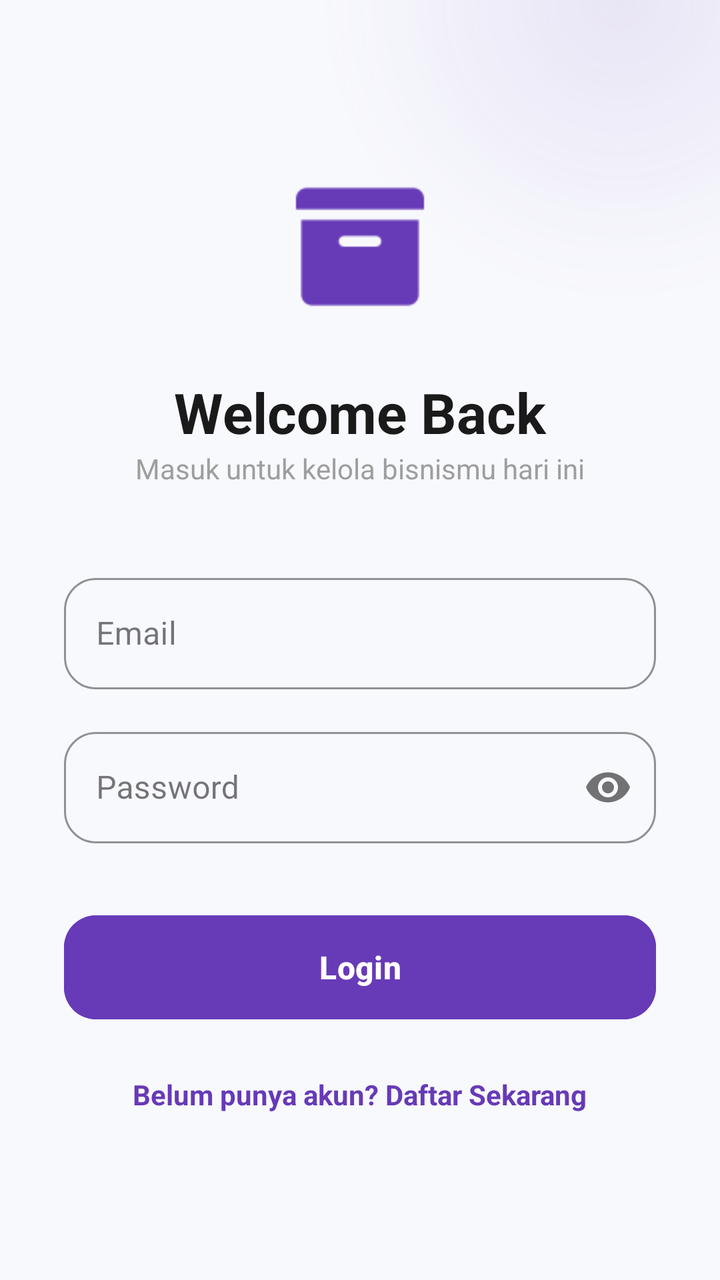
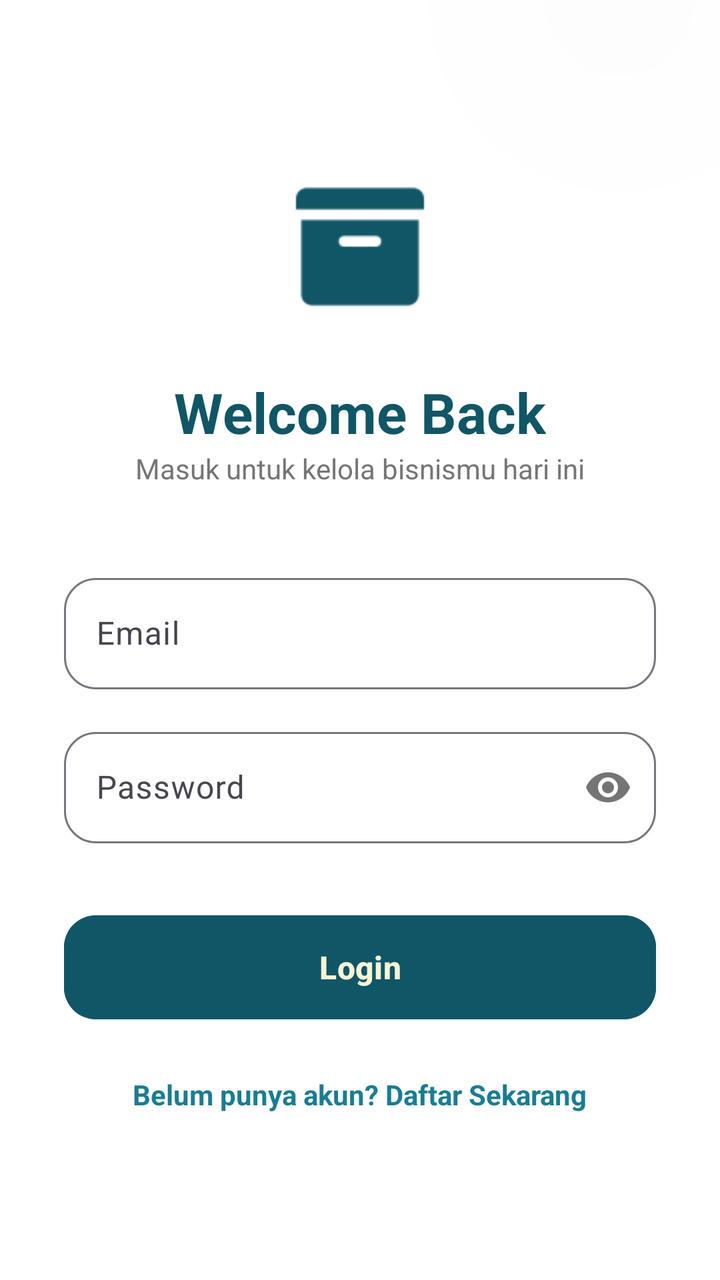

The first picture is an Android layout as it rendered before a commit; the second is the same layout after the commit. The layout source and the unified diff follow.
<!-- AndroidManifest.xml: application theme Theme.Penjualan -->
<!-- res/layout/activity_login.xml -->
<?xml version="1.0" encoding="utf-8"?>
<androidx.constraintlayout.widget.ConstraintLayout xmlns:android="http://schemas.android.com/apk/res/android"
    xmlns:app="http://schemas.android.com/apk/res-auto"
    android:layout_width="match_parent"
    android:layout_height="match_parent"
    android:background="#F8F9FD">

    <View
        android:layout_width="300dp"
        android:layout_height="300dp"
        android:layout_marginTop="-150dp"
        android:layout_marginEnd="-100dp"
        android:background="@drawable/bg_circle_gradient"
        app:layout_constraintEnd_toEndOf="parent"
        app:layout_constraintTop_toTopOf="parent" />

    <LinearLayout
        android:layout_width="match_parent"
        android:layout_height="wrap_content"
        android:gravity="center"
        android:orientation="vertical"
        android:padding="32dp"
        app:layout_constraintBottom_toBottomOf="parent"
        app:layout_constraintTop_toTopOf="parent">

        <ImageView
            android:layout_width="80dp"
            android:layout_height="80dp"
            android:src="@drawable/ic_produk"
            app:tint="#673AB7" />

        <TextView
            android:layout_width="wrap_content"
            android:layout_height="wrap_content"
            android:layout_marginTop="24dp"
            android:text="Welcome Back"
            android:textColor="#1A1A1A"
            android:textSize="28sp"
            android:textStyle="bold" />

        <TextView
            android:layout_width="wrap_content"
            android:layout_height="wrap_content"
            android:text="Masuk untuk kelola bisnismu hari ini"
            android:textColor="#9E9E9E"
            android:textSize="14sp" />

        <Space
            android:layout_width="match_parent"
            android:layout_height="40dp" />

        <com.google.android.material.textfield.TextInputLayout
            style="@style/Widget.MaterialComponents.TextInputLayout.OutlinedBox"
            android:layout_width="match_parent"
            android:layout_height="wrap_content"
            app:boxCornerRadiusBottomEnd="16dp"
            app:boxCornerRadiusBottomStart="16dp"
            app:boxCornerRadiusTopEnd="16dp"
            app:boxCornerRadiusTopStart="16dp"
            app:boxStrokeColor="#673AB7"
            app:hintTextColor="#673AB7"
            android:hint="Email">

            <com.google.android.material.textfield.TextInputEditText
                android:id="@+id/etEmailLogin"
                android:layout_width="match_parent"
                android:layout_height="wrap_content"
                android:inputType="textEmailAddress" />
        </com.google.android.material.textfield.TextInputLayout>

        <com.google.android.material.textfield.TextInputLayout
            style="@style/Widget.MaterialComponents.TextInputLayout.OutlinedBox"
            android:layout_width="match_parent"
            android:layout_height="wrap_content"
            android:layout_marginTop="16dp"
            app:boxCornerRadiusBottomEnd="16dp"
            app:boxCornerRadiusBottomStart="16dp"
            app:boxCornerRadiusTopEnd="16dp"
            app:boxCornerRadiusTopStart="16dp"
            app:boxStrokeColor="#673AB7"
            app:hintTextColor="#673AB7"
            app:passwordToggleEnabled="true"
            android:hint="Password">

            <com.google.android.material.textfield.TextInputEditText
                android:id="@+id/etPassLogin"
                android:layout_width="match_parent"
                android:layout_height="wrap_content"
                android:inputType="textPassword" />
        </com.google.android.material.textfield.TextInputLayout>

        <com.google.android.material.button.MaterialButton
            android:id="@+id/btnLogin"
            android:layout_width="match_parent"
            android:layout_height="60dp"
            android:layout_marginTop="32dp"
            android:text="Login"
            android:textAllCaps="false"
            android:textSize="16sp"
            android:textStyle="bold"
            app:cornerRadius="16dp"
            android:backgroundTint="#673AB7"
            app:elevation="4dp" />

        <TextView
            android:id="@+id/btnKeDaftar"
            android:layout_width="wrap_content"
            android:layout_height="wrap_content"
            android:layout_marginTop="24dp"
            android:text="Belum punya akun? Daftar Sekarang"
            android:textColor="#673AB7"
            android:textStyle="bold" />

    </LinearLayout>
</androidx.constraintlayout.widget.ConstraintLayout>
<!-- resources referenced by this layout -->
<resources>
  <!-- drawable bg_circle_gradient (drawable) -->
  <?xml version="1.0" encoding="utf-8"?>
  <shape xmlns:android="http://schemas.android.com/apk/res/android"
      android:shape="oval">
      <gradient
          android:startColor="#1A673AB7"
          android:endColor="#00673AB7"
          android:type="radial"
          android:gradientRadius="150dp" />
  </shape>
  <!-- drawable ic_produk: png bitmap (drawable, 731 bytes) -->
  <style name="Theme.Penjualan" parent="Base.Theme.Penjualan" />
  <style name="Base.Theme.Penjualan" parent="Theme.Material3.DayNight.NoActionBar">
          
          
      </style>
</resources>

<!-- the commit's change to res/layout/activity_login.xml (unified diff, before → after) -->
@@ -3,7 +3,7 @@
     xmlns:app="http://schemas.android.com/apk/res-auto"
     android:layout_width="match_parent"
     android:layout_height="match_parent"
-    android:background="#F8F9FD">
+    android:background="@color/white">
 
     <View
         android:layout_width="300dp"
@@ -11,6 +11,7 @@
         android:layout_marginTop="-150dp"
         android:layout_marginEnd="-100dp"
         android:background="@drawable/bg_circle_gradient"
+        android:alpha="0.1"
         app:layout_constraintEnd_toEndOf="parent"
         app:layout_constraintTop_toTopOf="parent" />
 
@@ -27,14 +28,14 @@
             android:layout_width="80dp"
             android:layout_height="80dp"
             android:src="@drawable/ic_produk"
-            app:tint="#673AB7" />
+            app:tint="@color/teal_deep" />
 
         <TextView
             android:layout_width="wrap_content"
             android:layout_height="wrap_content"
             android:layout_marginTop="24dp"
             android:text="Welcome Back"
-            android:textColor="#1A1A1A"
+            android:textColor="@color/teal_deep"
             android:textSize="28sp"
             android:textStyle="bold" />
 
@@ -42,7 +43,7 @@
             android:layout_width="wrap_content"
             android:layout_height="wrap_content"
             android:text="Masuk untuk kelola bisnismu hari ini"
-            android:textColor="#9E9E9E"
+            android:textColor="#757575"
             android:textSize="14sp" />
 
         <Space
@@ -50,15 +51,13 @@
             android:layout_height="40dp" />
 
         <com.google.android.material.textfield.TextInputLayout
-            style="@style/Widget.MaterialComponents.TextInputLayout.OutlinedBox"
+            style="@style/Widget.Material3.TextInputLayout.OutlinedBox"
             android:layout_width="match_parent"
             android:layout_height="wrap_content"
             app:boxCornerRadiusBottomEnd="16dp"
             app:boxCornerRadiusBottomStart="16dp"
             app:boxCornerRadiusTopEnd="16dp"
             app:boxCornerRadiusTopStart="16dp"
-            app:boxStrokeColor="#673AB7"
-            app:hintTextColor="#673AB7"
             android:hint="Email">
 
             <com.google.android.material.textfield.TextInputEditText
@@ -69,7 +68,7 @@
         </com.google.android.material.textfield.TextInputLayout>
 
         <com.google.android.material.textfield.TextInputLayout
-            style="@style/Widget.MaterialComponents.TextInputLayout.OutlinedBox"
+            style="@style/Widget.Material3.TextInputLayout.OutlinedBox"
             android:layout_width="match_parent"
             android:layout_height="wrap_content"
             android:layout_marginTop="16dp"
@@ -77,8 +76,6 @@
             app:boxCornerRadiusBottomStart="16dp"
             app:boxCornerRadiusTopEnd="16dp"
             app:boxCornerRadiusTopStart="16dp"
-            app:boxStrokeColor="#673AB7"
-            app:hintTextColor="#673AB7"
             app:passwordToggleEnabled="true"
             android:hint="Password">
 
@@ -99,7 +96,8 @@
             android:textSize="16sp"
             android:textStyle="bold"
             app:cornerRadius="16dp"
-            android:backgroundTint="#673AB7"
+            android:backgroundTint="@color/teal_deep"
+            android:textColor="@color/cream"
             app:elevation="4dp" />
 
         <TextView
@@ -108,7 +106,7 @@
             android:layout_height="wrap_content"
             android:layout_marginTop="24dp"
             android:text="Belum punya akun? Daftar Sekarang"
-            android:textColor="#673AB7"
+            android:textColor="@color/teal_light"
             android:textStyle="bold" />
 
     </LinearLayout>
<!-- resource entries referenced after the edit -->
@@ -1,5 +1,9 @@
 <!-- resources referenced by this layout -->
 <resources>
+  <color name="cream">#F7F4D5</color>
+  <color name="teal_deep">#105666</color>
+  <color name="teal_light">#1A7D91</color>
+  <color name="white">#FFFFFFFF</color>
   <!-- drawable bg_circle_gradient (drawable) -->
   <?xml version="1.0" encoding="utf-8"?>
   <shape xmlns:android="http://schemas.android.com/apk/res/android"
@@ -14,7 +18,16 @@
   <style name="Theme.Penjualan" parent="Base.Theme.Penjualan" />
   <style name="Base.Theme.Penjualan" parent="Theme.Material3.DayNight.NoActionBar">
           
-          
+          <item name="colorPrimary">@color/teal_deep</item>
+          <item name="colorOnPrimary">@color/cream</item>
+          <item name="colorPrimaryContainer">@color/teal_light</item>
+          <item name="colorOnPrimaryContainer">@color/white</item>
+  
+          <item name="colorSecondary">@color/teal_light</item>
+          <item name="colorOnSecondary">@color/white</item>
+  
+          <item name="android:windowBackground">@color/white</item>
+          <item name="android:statusBarColor">@color/teal_deep</item>
       </style>
 </resources>
 
